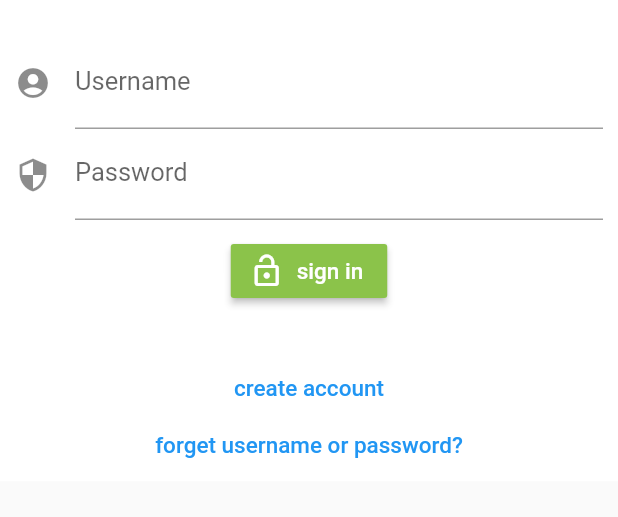
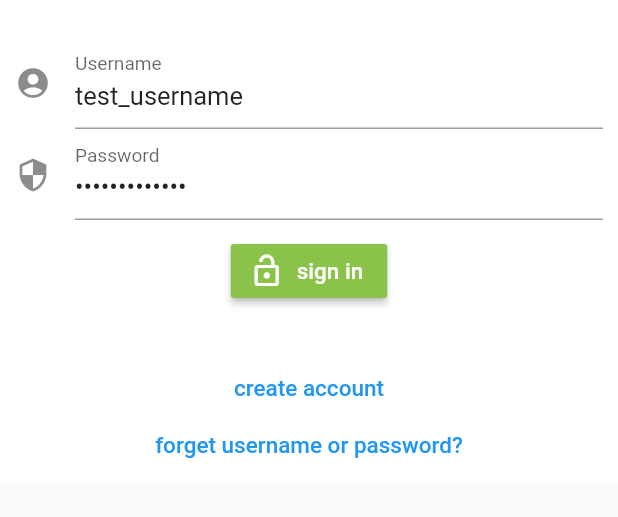
Before and after one commit to Nkoyama/CarOwnerConnect, a Flutter app: the screen it shows after launch, on a phone screen of 412 x 824 dp, the part 324-841 px from its top. Run offline on Flutter 3.47's test engine with Material 2 defaults, Android fonts, the phone set to English and light mode, and no system bars; our stand-ins replace flutter_slidable, sqflite; accounts and stored records are empty.

Commit message:
ログイン画面描画後にUsernameとPasswordを自動で入力’

```diff
--- a/car_owner_connect/lib/main.dart
+++ b/car_owner_connect/lib/main.dart
@@ -5,6 +5,7 @@ import 'import/header.dart';
 import 'pages/createAccount.dart';
 import 'pages/mainFooter.dart';
 import 'pages/forgetPassword.dart';
+import 'localDB/bloc_m_login_info.dart';
 
 void main() {
   runApp(App());
@@ -180,6 +181,16 @@ class SignInState extends State<SignInResult> {
     );
   }
 
+  @override
+  void initState() {
+    super.initState();
+    WidgetsBinding.instance.addPostFrameCallback((_) {
+      // ログイン画面描画直後に行う処理
+      _usernameController.text = "test_username";
+      _passwordController.text = "test_password";
+    });
+  }
+
   void signIn() {
     if(this.username.length > 0 && this.password.length > 0) {
       Navigator.push(
```
